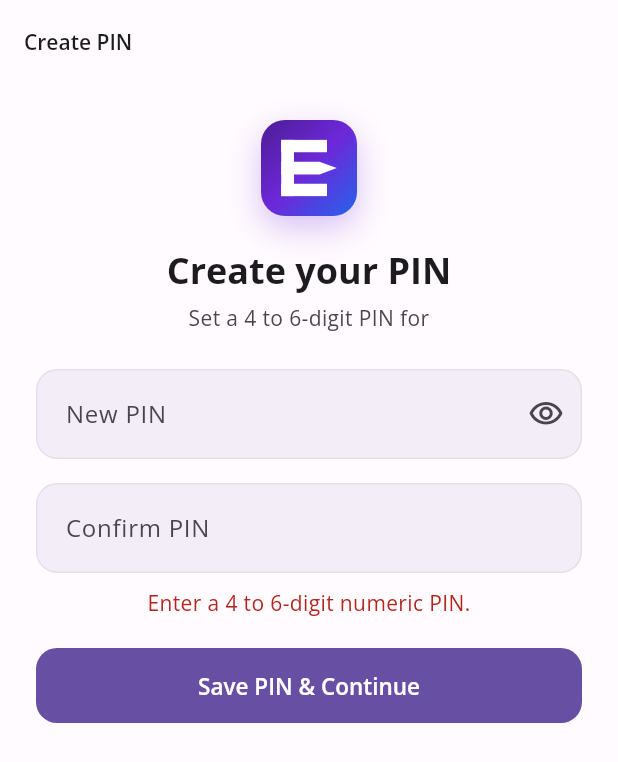
After one commit to sambeetdas/edge-app-v2, a Flutter app: the PinVerificationScreen screen opened by its route, after a tap on "Save PIN & Continue", on a phone screen of 412 x 824 dp. The commit adds this screen. Shown: the top 762 px of the screen. Run offline on Flutter 3.47's test engine with Material 3 defaults, Android fonts, the phone set to English and light mode, and no system bars; our stand-ins replace battery_plus, device_info_plus, dio, file_picker, flutter_riverpod, flutter_secure_storage and 5 more; missing offline and left inert: llama_flutter_android, syncfusion_flutter_pdf; accounts and stored records are empty.

Commit message:
Integrate llama_flutter_android and replace dummy OTP with PIN auth

```diff
--- a/lib/app.dart
+++ b/lib/app.dart
@@ -2,8 +2,8 @@ import 'package:flutter/material.dart';
 import 'package:go_router/go_router.dart';
 
 import 'core/theme/app_theme.dart';
-import 'features/auth/otp_verification_screen.dart';
 import 'features/auth/phone_sign_in_screen.dart';
+import 'features/auth/pin_verification_screen.dart';
 import 'features/chat/chat_screen.dart';
 import 'features/games/create_game_screen.dart';
 import 'features/games/game_play_screen.dart';
@@ -26,12 +26,12 @@ GoRouter createAppRouter({String initialLocation = '/loading'}) => GoRouter(
       builder: (_, __) => const PhoneSignInScreen(),
     ),
     GoRoute(
-      path: '/auth/otp',
+      path: '/auth/pin',
       builder: (_, state) {
         final extra = state.extra as Map<String, dynamic>? ?? {};
-        return OtpVerificationScreen(
+        return PinVerificationScreen(
           phoneNumber: (extra['phone'] as String?) ?? '',
-          demoOtp: extra['otp'] as String?,
+          hasPin: (extra['hasPin'] as bool?) ?? false,
         );
       },
     ),
--- a/lib/features/auth/phone_sign_in_screen.dart
+++ b/lib/features/auth/phone_sign_in_screen.dart
@@ -131,11 +131,12 @@ class _PhoneSignInScreenState extends ConsumerState<PhoneSignInScreen> {
 
     try {
       final fullPhone = '$code $phone';
-      final otp = await ref.read(authServiceProvider).sendOtp(fullPhone);
+      final hasPin =
+          await ref.read(authServiceProvider).hasPinForPhone(fullPhone);
       if (!mounted) return;
-      context.push('/auth/otp', extra: {'phone': fullPhone, 'otp': otp});
+      context.push('/auth/pin', extra: {'phone': fullPhone, 'hasPin': hasPin});
     } catch (e) {
-      setState(() => _error = 'Failed to send code: $e');
+      setState(() => _error = 'Failed to continue: $e');
     } finally {
       if (mounted) setState(() => _isSending = false);
     }
@@ -181,7 +182,7 @@ class _PhoneSignInScreenState extends ConsumerState<PhoneSignInScreen> {
                   ),
                   const SizedBox(height: 4),
                   Text(
-                    "We'll send a one-time code to verify your identity.",
+                    'Enter your phone number to sign in or set up your local PIN.',
                     style: theme.textTheme.bodyMedium?.copyWith(color: muted),
                   ),
                   const SizedBox(height: 16),
@@ -256,7 +257,7 @@ class _PhoneSignInScreenState extends ConsumerState<PhoneSignInScreen> {
                               color: Colors.white,
                             ),
                           )
-                        : const Text('Send Code'),
+                        : const Text('Continue'),
                   ),
                   const SizedBox(height: 28),
                   const Divider(),
--- /dev/null
+++ b/lib/features/auth/pin_verification_screen.dart
@@ -0,0 +1,221 @@
+import 'package:flutter/material.dart';
+import 'package:flutter_riverpod/flutter_riverpod.dart';
+import 'package:go_router/go_router.dart';
+
+import '../../core/widgets/edged_logo.dart';
+import '../../providers/app_providers.dart';
+
+class PinVerificationScreen extends ConsumerStatefulWidget {
+  final String phoneNumber;
+  final bool hasPin;
+
+  const PinVerificationScreen({
+    super.key,
+    required this.phoneNumber,
+    required this.hasPin,
+  });
+
+  @override
+  ConsumerState<PinVerificationScreen> createState() =>
+      _PinVerificationScreenState();
+}
+
+class _PinVerificationScreenState extends ConsumerState<PinVerificationScreen> {
+  final _pinController = TextEditingController();
+  final _confirmPinController = TextEditingController();
+  late bool _hasPin = widget.hasPin;
+  bool _obscurePin = true;
+  bool _isSubmitting = false;
+  String? _error;
+
+  @override
+  void dispose() {
+    _pinController.dispose();
+    _confirmPinController.dispose();
+    super.dispose();
+  }
+
+  Future<void> _submit() async {
+    final pin = _pinController.text.trim();
+    if (!RegExp(r'^\d{4,6}$').hasMatch(pin)) {
+      setState(() => _error = 'Enter a 4 to 6-digit numeric PIN.');
+      return;
+    }
+
+    if (!_hasPin) {
+      final confirm = _confirmPinController.text.trim();
+      if (pin != confirm) {
+        setState(() => _error = 'PINs do not match.');
+        return;
+      }
+    }
+
+    setState(() {
+      _error = null;
+      _isSubmitting = true;
+    });
+
+    try {
+      final auth = ref.read(authServiceProvider);
+      if (_hasPin) {
+        final ok = await auth.verifyPin(pin);
+        if (!mounted) return;
+        if (!ok) {
+          setState(() {
+            _isSubmitting = false;
+            _error = 'Incorrect PIN. Please try again.';
+          });
+          return;
+        }
+      } else {
+        await auth.setupPin(widget.phoneNumber, pin);
+        if (!mounted) return;
+      }
+
+      await ref.read(downloadedModelProvider.notifier).refresh();
+      if (!mounted) return;
+      context.go('/home');
+    } catch (e) {
+      if (!mounted) return;
+      setState(() {
+        _isSubmitting = false;
+        _error = 'Authentication failed: $e';
+      });
+    }
+  }
+
+  Future<void> _resetPin() async {
+    await ref.read(authServiceProvider).resetPin();
+    if (!mounted) return;
+    _pinController.clear();
+    _confirmPinController.clear();
+    setState(() {
+      _hasPin = false;
+      _error = null;
+    });
+  }
+
+  @override
+  Widget build(BuildContext context) {
+    final theme = Theme.of(context);
+    return Scaffold(
+      appBar: AppBar(title: Text(_hasPin ? 'Enter PIN' : 'Create PIN')),
+      body: SafeArea(
+        child: SingleChildScrollView(
+          padding: const EdgeInsets.all(24),
+          child: Center(
+            child: ConstrainedBox(
+              constraints: const BoxConstraints(maxWidth: 420),
+              child: Column(
+                crossAxisAlignment: CrossAxisAlignment.stretch,
+                children: [
+                  const Center(child: EdgedLogo(size: 64, borderRadius: 16)),
+                  const SizedBox(height: 20),
+                  Text(
+                    _hasPin ? 'Enter your PIN' : 'Create your PIN',
+                    textAlign: TextAlign.center,
+                    style: theme.textTheme.headlineSmall?.copyWith(
+                      fontWeight: FontWeight.w700,
+                    ),
+                  ),
+                  const SizedBox(height: 6),
+                  Text(
+                    _hasPin
+                        ? 'Unlock Edged for ${widget.phoneNumber}'
+                        : 'Set a 4 to 6-digit PIN for ${widget.phoneNumber}',
+                    textAlign: TextAlign.center,
+                    style: theme.textTheme.bodyMedium?.copyWith(
+                      color: theme.colorScheme.onSurfaceVariant,
+                    ),
+                  ),
+                  const SizedBox(height: 24),
+                  TextField(
+                    controller: _pinController,
+                    keyboardType: TextInputType.number,
+                    maxLength: 6,
+                    obscureText: _obscurePin,
+                    textAlign: TextAlign.center,
+                    style: theme.textTheme.headlineSmall?.copyWith(
+                      letterSpacing: 8,
+                      fontWeight: FontWeight.w700,
+                    ),
+                    decoration: InputDecoration(
+                      labelText: _hasPin ? 'PIN' : 'New PIN',
+                      hintText: '••••••',
+                      counterText: '',
+                      suffixIcon: IconButton(
+                        icon: Icon(
+                          _obscurePin
+                              ? Icons.visibility_outlined
+                              : Icons.visibility_off_outlined,
+                        ),
+                        onPressed: () =>
+                            setState(() => _obscurePin = !_obscurePin),
+                      ),
+                    ),
+                    onSubmitted: (_) {
+                      if (_hasPin) _submit();
+                    },
+                  ),
+                  if (!_hasPin) ...[
+                    const SizedBox(height: 16),
+                    TextField(
+                      controller: _confirmPinController,
+                      keyboardType: TextInputType.number,
+                      maxLength: 6,
+                      obscureText: _obscurePin,
+                      textAlign: TextAlign.center,
+                      style: theme.textTheme.headlineSmall?.copyWith(
+                        letterSpacing: 8,
+                        fontWeight: FontWeight.w700,
+                      ),
+                      decoration: const InputDecoration(
+                        labelText: 'Confirm PIN',
+                        hintText: '••••••',
+                        counterText: '',
+                      ),
+                      onSubmitted: (_) => _submit(),
+                    ),
+                  ],
+                  if (_error != null) ...[
+                    const SizedBox(height: 10),
+                    Text(
+                      _error!,
+                      textAlign: TextAlign.center,
+                      style: TextStyle(color: theme.colorScheme.error),
+                    ),
+                  ],
+                  const SizedBox(height: 20),
+                  FilledButton(
+                    onPressed: _isSubmitting ? null : _submit,
+                    child: _isSubmitting
+                        ? const SizedBox(
+                            width: 20,
+                            height: 20,
+                            child: CircularProgressIndicator(
+                              strokeWidth: 2,
+                              color: Colors.white,
+                            ),
+                          )
+                        : Text(
+                            _hasPin
+                                ? 'Unlock & Continue'
+                                : 'Save PIN & Continue',
+                          ),
+                  ),
+                  if (_hasPin) ...[
+                    const SizedBox(height: 12),
+                    TextButton(
+                      onPressed: _isSubmitting ? null : _resetPin,
+                      child: const Text('Forgot PIN? Reset'),
+                    ),
+                  ],
+                ],
+              ),
+            ),
+          ),
+        ),
+      ),
+    );
+  }
+}
--- a/pubspec.yaml
+++ b/pubspec.yaml
@@ -29,6 +29,7 @@ dependencies:
   uuid: ^4.5.1
   intl: ^0.20.3
   google_fonts: ^8.0.2
+  llama_flutter_android: ^0.2.6
 
 dev_dependencies:
   flutter_test:
```
Also changed, not shown: lib/data/services/auth_service.dart (+37 -20 lines), lib/engine/services/chat_engine.dart (+58 -5 lines), lib/features/auth/otp_verification_screen.dart (deleted, +0 -188 lines), pubspec.lock, 3 other files.
